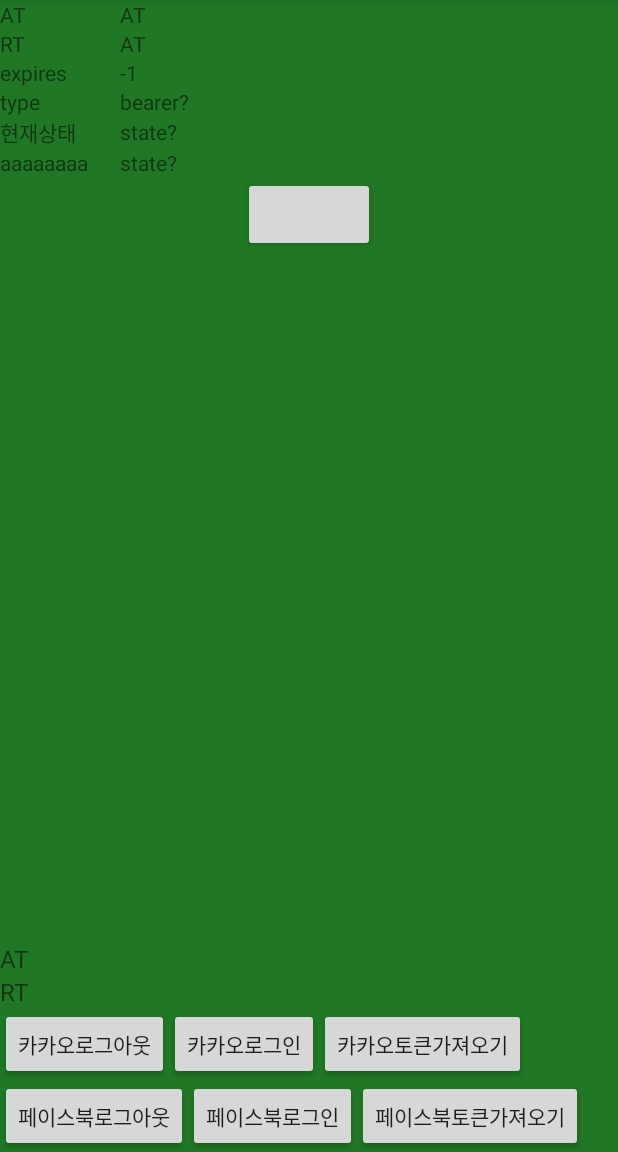
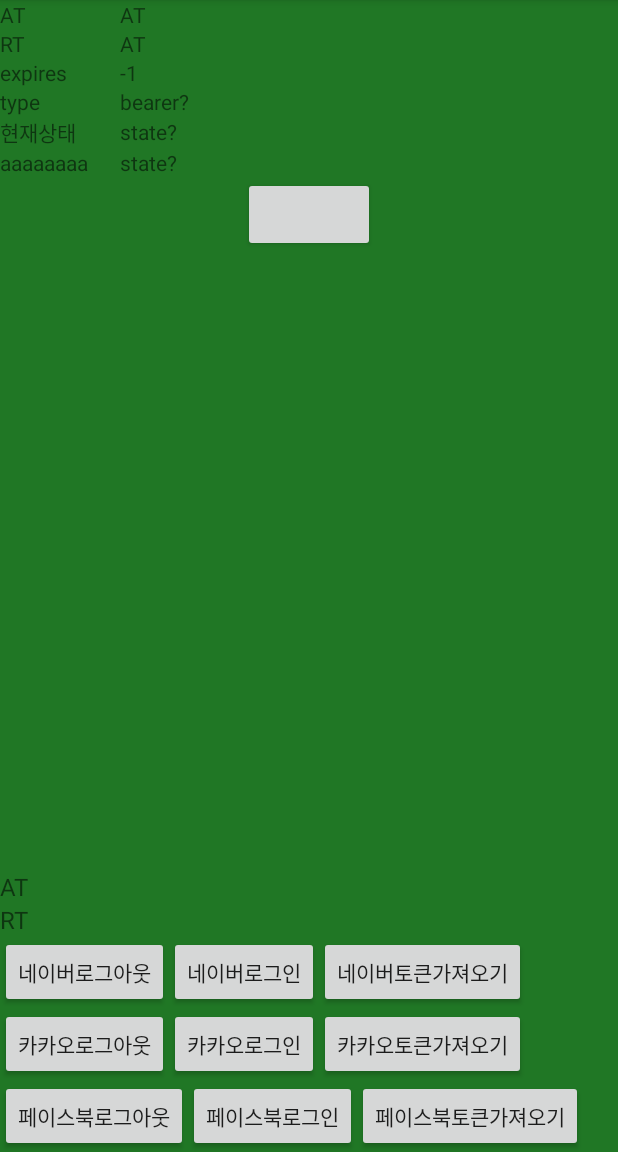
Before and after one commit to Kimseonju/AndroidLoginExample, an Android app: the screen it shows after launch (MainActivity), on a phone screen of 412 x 824 dp, the part 84-1236 px from its top. Run offline under Robolectric (Android 15) with nearby library versions, the phone set to English and light mode, and no system bars; libraries missing offline, so code that uses them is left out: com.facebook, com.facebook.appevents, com.facebook.login, com.kakao.auth, com.kakao.network and 3 more; plain views replace OAuthLoginButton; 5 statements that could not run were skipped.

```diff
--- a/app/src/main/java/com/example/androidloginexample/MainActivity.java
+++ b/app/src/main/java/com/example/androidloginexample/MainActivity.java
@@ -30,6 +30,7 @@ import com.kakao.auth.KakaoSDK;
 import com.kakao.auth.Session;
 import com.kakao.auth.network.response.AccessTokenInfoResponse;
 import com.kakao.network.ErrorResult;
+import com.nhn.android.naverlogin.OAuthLogin;
 
 import java.security.MessageDigest;
 import java.util.Arrays;
@@ -40,9 +41,11 @@ public class MainActivity extends AppCompatActivity {
     private KaKaoControl  mKaKaoLogin;
     private Button kakaologout;
     private FacebookLogin mFacebookLogin;
-    private LoginButton btn_facebook_login;
-    private LoginCallback mLoginCallback;
-    private CallbackManager mCallbackManager;
+
+    private NaverLogin mNaverLogin;
+    private static String OAUTH_CLIENT_ID = "jyvqXeaVOVmV";
+    private static String OAUTH_CLIENT_SECRET = "527300A0_COq1_XV33cf";
+    private static String OAUTH_CLIENT_NAME = "네이버 아이디로 로그인";
 
     private TextView kakaoAT;
     private TextView kakaoRT;
@@ -87,7 +90,22 @@ public class MainActivity extends AppCompatActivity {
 
             }
         });
+        mNaverLogin=new NaverLogin(this, OAUTH_CLIENT_ID, OAUTH_CLIENT_SECRET, OAUTH_CLIENT_NAME, new LoginControl.LoginHandler() {
+            @Override
+            public void cancel() {
 
+            }
+
+            @Override
+            public void success() {
+
+            }
+
+            @Override
+            public void error(Throwable th) {
+
+            }
+        });
         //페이스북
       // mCallbackManager = CallbackManager.Factory.create();
       // mLoginCallback = new LoginCallback();
@@ -125,6 +143,15 @@ public class MainActivity extends AppCompatActivity {
             case R.id.facebook_refresh:
                 facebookgetToken();
                 break;
+            case R.id.naverlogout:
+                mNaverLogin.Logout();
+                break;
+            case R.id.naverlogin:
+                mNaverLogin.Login(this);
+                break;
+            case R.id.naver_refresh:
+                navergetToken();
+                break;
         }
     }
 
@@ -144,6 +171,13 @@ public class MainActivity extends AppCompatActivity {
         kakaoRT.setText("");
     }
 
+    public void navergetToken()
+    {
+        String str1= OAuthLogin.getInstance().getAccessToken(this);
+        String str2= OAuthLogin.getInstance().getRefreshToken(this);
+        kakaoAT.setText("AT = "+str1);
+        kakaoRT.setText("RT = "+str2);
+    }
     @Nullable
     public static String getHashKey(Context context) {
 
--- /dev/null
+++ b/app/src/main/java/com/example/androidloginexample/NaverLogin.java
@@ -0,0 +1,65 @@
+package com.example.androidloginexample;
+
+import android.app.Activity;
+import android.content.Context;
+import android.content.Intent;
+import android.widget.Toast;
+
+import com.nhn.android.naverlogin.OAuthLogin;
+import com.nhn.android.naverlogin.OAuthLoginHandler;
+
+public class NaverLogin implements LoginControl {
+
+    private static OAuthLogin mOAuthLoginInstance;
+    private static Context mContext;
+    private String mID;
+    private String mSecret;
+    private String mName;
+    private LoginHandler handler;
+    public NaverLogin(Context Context, String ID, String Secret, String Name, LoginHandler loginHandler) {
+        mContext=Context;
+        mID=ID;
+        mSecret=Secret;
+        mName=Name;
+        handler=loginHandler;
+    }
+
+
+    public void init() {
+        mOAuthLoginInstance= OAuthLogin.getInstance();
+        mOAuthLoginInstance.showDevelopersLog(true);
+        mOAuthLoginInstance.init(mContext, mID, mSecret, mName);
+    }
+
+    static private OAuthLoginHandler mOAuthLoginHandler = new OAuthLoginHandler() {
+        @Override
+        public void run(boolean success) {
+            if (success) {
+            } else {
+                String errorCode = mOAuthLoginInstance.getLastErrorCode(mContext).getCode();
+                String errorDesc = mOAuthLoginInstance.getLastErrorDesc(mContext);
+                Toast.makeText(mContext, "errorCode:" + errorCode + ", errorDesc:" + errorDesc, Toast.LENGTH_SHORT).show();
+            }
+        }
+
+    };
+
+    @Override
+    public void onActivityResult(int requestCode, int resultCode, Intent data) {
+
+    }
+
+    @Override
+    public void Login(Activity activity) {
+        OAuthLogin.getInstance().startOauthLoginActivity(activity, mOAuthLoginHandler);
+    }
+
+    @Override
+    public void Logout() {
+        //토큰삭제
+        //mOAuthLoginInstance.logoutAndDeleteToken(mContext);
+        OAuthLogin.getInstance().logout(mContext);
+    }
+
+
+}
--- a/app/src/main/res/layout/activity_main.xml
+++ b/app/src/main/res/layout/activity_main.xml
@@ -163,6 +163,34 @@
             android:orientation="horizontal"
             >
             <Button
+                android:id="@+id/naverlogout"
+                android:layout_width="wrap_content"
+                android:layout_height="wrap_content"
+                android:text="네이버로그아웃"
+                android:onClick="clickHandler"
+                ></Button>
+            <Button
+                android:id="@+id/naverlogin"
+                android:layout_width="wrap_content"
+                android:layout_height="wrap_content"
+                android:text="네이버로그인"
+                android:onClick="clickHandler"
+                ></Button>
+            <Button
+                android:id="@+id/naver_refresh"
+                android:layout_width="wrap_content"
+                android:layout_height="wrap_content"
+                android:text="네이버토큰가져오기"
+                android:onClick="clickHandler"
+                ></Button>
+        </LinearLayout>
+
+        <LinearLayout
+            android:layout_width="match_parent"
+            android:layout_height="wrap_content"
+            android:orientation="horizontal"
+            >
+            <Button
             android:id="@+id/kakaologout"
             android:layout_width="wrap_content"
             android:layout_height="wrap_content"
```
